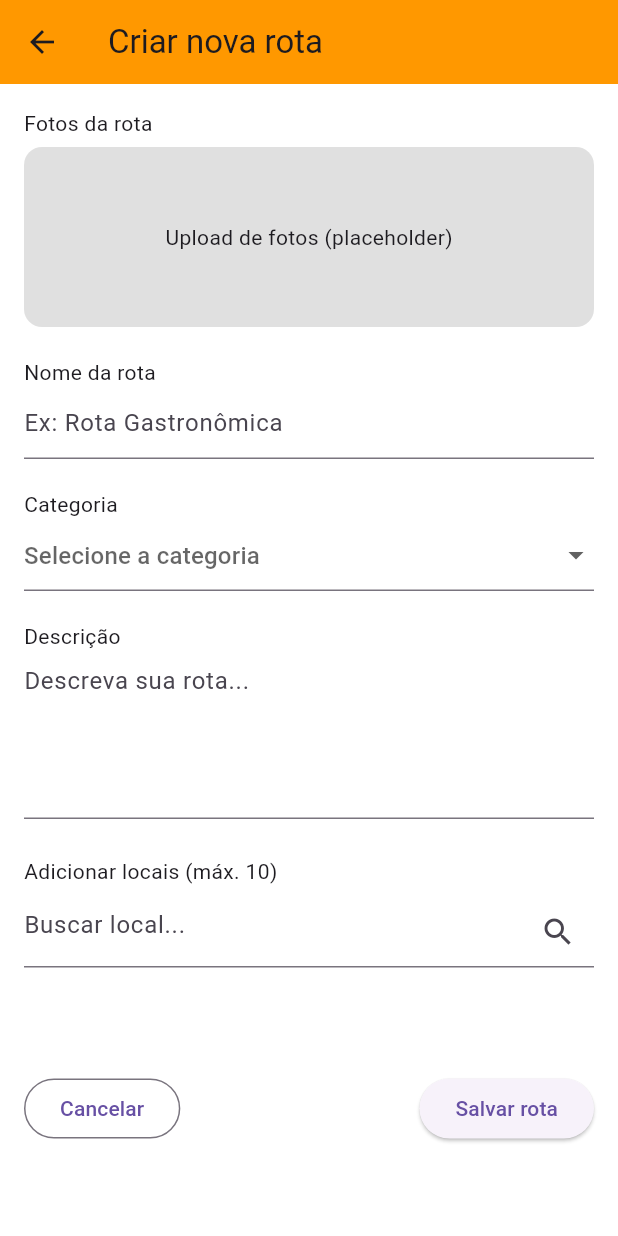
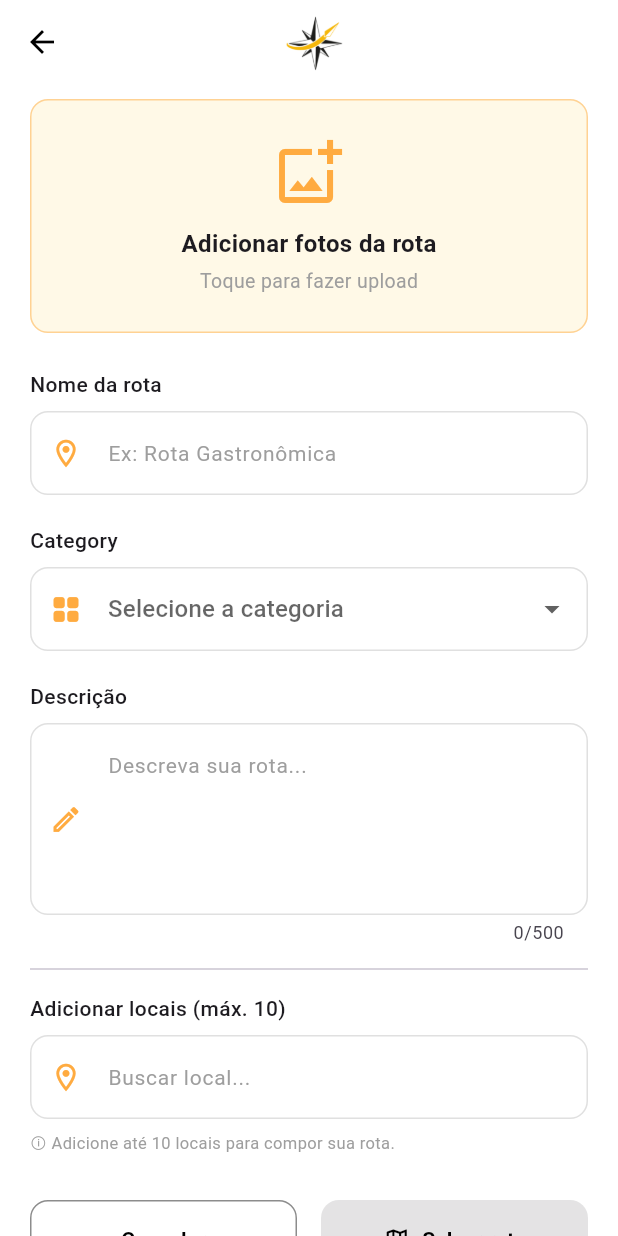
Before and after one commit to jeansprogrammer/bora-ne-mobile, a Flutter app: the NewRoutePage screen opened directly, on a phone screen of 412 x 824 dp. Run offline on Flutter 3.47's test engine with Material 3 defaults, Android fonts, the phone set to English and light mode, and no system bars; our stand-ins replace cloud_firestore, firebase_core, flutter_map, font_awesome_flutter, latlong2; accounts and stored records are empty; Roboto replaces fonts that are missing (Poppins).

```diff
--- a/lib/models/route_creation_model.dart
+++ b/lib/models/route_creation_model.dart
@@ -1,27 +1,44 @@
-import 'package:latlong2/latlong.dart';
+class PlaceModel {
+  final String name;
+  final double lat;
+  final double lon;
+
+  PlaceModel({required this.name, required this.lat, required this.lon});
+
+  Map<String, dynamic> toMap() => {
+    'name': name,
+    'lat': lat,
+    'lon': lon,
+  };
+
+  factory PlaceModel.fromMap(Map<String, dynamic> map) => PlaceModel(
+    name: map['name'],
+    lat: map['lat'],
+    lon: map['lon'],
+  );
+}
 
 class RouteCreationModel {
   String name;
   String category;
   String description;
-  List<String> photos;
+  String imageUrl;
   List<PlaceModel> places;
 
   RouteCreationModel({
-    this.name = "",
-    this.category = "",
-    this.description = "",
-    this.photos = const [],
-    this.places = const [],
-  });
+    this.name = '',
+    this.category = '',
+    this.description = '',
+    this.imageUrl = '',
+    List<PlaceModel>? places,
+  }) : places = places ?? [];
+
+  Map<String, dynamic> toMap() => {
+    'name': name,
+    'category': category,
+    'description': description,
+    'imageUrl': imageUrl,
+    'places': places.map((p) => p.toMap()).toList(),
+    'createdAt': DateTime.now(),
+  };
 }
-
-class PlaceModel {
-  String name;
-  LatLng position;
-
-  PlaceModel({
-    required this.name,
-    required this.position,
-  });
-}
--- a/lib/view/pages/new_route_page.dart
+++ b/lib/view/pages/new_route_page.dart
@@ -1,7 +1,6 @@
 import 'package:flutter/material.dart';
 import 'package:provider/provider.dart';
 import '../../../controllers/route_creation_controller.dart';
-import '../../../models/route_creation_model.dart';
 
 class NewRoutePage extends StatefulWidget {
   const NewRoutePage({super.key});
@@ -14,173 +13,190 @@ class _NewRoutePageState extends State<NewRoutePage> {
   final TextEditingController _searchController = TextEditingController();
   List<Map<String, dynamic>> searchResults = [];
 
+  // Estilo padrão para os campos de entrada conforme a imagem
+  InputDecoration _inputStyle(String hint, IconData icon) {
+    return InputDecoration(
+      hintText: hint,
+      hintStyle: const TextStyle(color: Colors.grey, fontSize: 14),
+      prefixIcon: Icon(icon, color: Colors.orangeAccent, size: 22),
+      filled: true,
+      fillColor: Colors.white,
+      contentPadding: const EdgeInsets.symmetric(vertical: 16, horizontal: 12),
+      border: OutlineInputBorder(
+        borderRadius: BorderRadius.circular(12),
+        borderSide: const BorderSide(color: Colors.grey, width: 0.5),
+      ),
+      enabledBorder: OutlineInputBorder(
+        borderRadius: BorderRadius.circular(12),
+        borderSide: const BorderSide(color: Colors.black12, width: 1),
+      ),
+    );
+  }
+
   @override
   Widget build(BuildContext context) {
     final controller = Provider.of<RouteCreationController>(context);
 
     return Scaffold(
+      backgroundColor: Colors.white,
       appBar: AppBar(
-        title: const Text("Criar nova rota"),
-        backgroundColor: Colors.orange,
+        backgroundColor: Colors.white,
+        elevation: 0,
+        leading: IconButton(
+          icon: const Icon(Icons.arrow_back, color: Colors.black),
+          onPressed: () => Navigator.pop(context),
+        ),
+        title: Center(
+          child: Image.asset('assets/images/logo_bora_ne.png', height: 40), // Substitua pelo seu asset de logo
+        ),
+        actions: [const SizedBox(width: 48)], // Para centralizar a logo
       ),
       body: SingleChildScrollView(
-        padding: const EdgeInsets.all(16),
+        padding: const EdgeInsets.symmetric(horizontal: 20),
         child: Column(
           crossAxisAlignment: CrossAxisAlignment.start,
           children: [
-            // Fotos
-            const Text("Fotos da rota"),
-            const SizedBox(height: 6),
+            const SizedBox(height: 10),
+            // ÁREA DE UPLOAD DE FOTOS
             Container(
-              height: 120,
+              width: double.infinity,
+              padding: const EdgeInsets.all(24),
               decoration: BoxDecoration(
-                color: Colors.grey[300],
+                color: const Color(0xFFFFF9E7),
                 borderRadius: BorderRadius.circular(12),
+                border: Border.all(color: Colors.orangeAccent.withOpacity(0.5), style: BorderStyle.solid),
               ),
-              child: const Center(
-                child: Text("Upload de fotos (placeholder)"),
+              child: Column(
+                children: [
+                  const Icon(Icons.add_photo_alternate_outlined, size: 48, color: Colors.orangeAccent),
+                  const SizedBox(height: 12),
+                  const Text("Adicionar fotos da rota", style: TextStyle(fontWeight: FontWeight.bold, fontSize: 16)),
+                  const SizedBox(height: 4),
+                  const Text("Toque para fazer upload", style: TextStyle(color: Colors.grey, fontSize: 13)),
+                ],
               ),
             ),
+            const SizedBox(height: 24),
 
+            // NOME DA ROTA
+            const Text("Nome da rota", style: TextStyle(fontWeight: FontWeight.w500)),
+            const SizedBox(height: 8),
+            TextField(
+              onChanged: controller.setName,
+              decoration: _inputStyle("Ex: Rota Gastronômica", Icons.location_on_outlined),
+            ),
             const SizedBox(height: 20),
 
-            // Nome
-            const Text("Nome da rota"),
-            TextField(
-              onChanged: controller.setName,
-              decoration: const InputDecoration(
-                hintText: "Ex: Rota Gastronômica",
-              ),
+            // CATEGORIA
+            const Text("Category", style: TextStyle(fontWeight: FontWeight.w500)),
+            const SizedBox(height: 8),
+            DropdownButtonFormField<String>(
+              decoration: _inputStyle("Selecione a categoria", Icons.grid_view_rounded),
+              icon: const Icon(Icons.arrow_drop_down),
+              items: ["Religioso", "Lazer", "Gastronomia", "Aventura"]
+                  .map((c) => DropdownMenuItem(value: c, child: Text(c))).toList(),
+              onChanged: (v) => controller.setCategory(v!),
             ),
-
             const SizedBox(height: 20),
 
-            // Categoria
-            const Text("Categoria"),
-            DropdownButtonFormField<String>(
-              value: controller.newRoute.category.isEmpty
-                  ? null
-                  : controller.newRoute.category,
-              items: const [
-                DropdownMenuItem(value: "Religioso", child: Text("Religioso")),
-                DropdownMenuItem(value: "Gastronômico", child: Text("Gastronômico")),
-                DropdownMenuItem(value: "Histórico", child: Text("Histórico")),
-                DropdownMenuItem(value: "Aventura", child: Text("Aventura")),
-              ],
-              onChanged: (value) => controller.setCategory(value!),
-              decoration: const InputDecoration(hintText: "Selecione a categoria"),
-            ),
-
-            const SizedBox(height: 20),
-
-            // Descrição
-            const Text("Descrição"),
+            // DESCRIÇÃO
+            const Text("Descrição", style: TextStyle(fontWeight: FontWeight.w500)),
+            const SizedBox(height: 8),
             TextField(
               onChanged: controller.setDescription,
               maxLines: 4,
-              decoration: const InputDecoration(
-                hintText: "Descreva sua rota...",
-              ),
+              maxLength: 500,
+              decoration: _inputStyle("Descreva sua rota...", Icons.edit_outlined),
             ),
 
-            const SizedBox(height: 25),
+            const Divider(height: 32),
 
-            // Buscar local
-            const Text("Adicionar locais (máx. 10)"),
-            const SizedBox(height: 6),
-
+            // BUSCAR LOCAL
+            const Text("Adicionar locais (máx. 10)", style: TextStyle(fontWeight: FontWeight.w500)),
+            const SizedBox(height: 8),
             TextField(
               controller: _searchController,
-              decoration: InputDecoration(
-                hintText: "Buscar local...",
-                suffixIcon: IconButton(
-                  icon: const Icon(Icons.search),
-                  onPressed: () async {
-                    final results = await controller.searchPlace(_searchController.text);
-                    setState(() => searchResults = results);
-                  },
+              decoration: _inputStyle("Buscar local...", Icons.location_on_outlined),
+              onChanged: (val) {
+                // Simulação de busca para preencher a lista
+                if (val.length > 2) {
+                  setState(() {
+                    searchResults = [
+                      {"name": "Pelourinho, Salvador", "lat": -12.97, "lon": -38.51},
+                      {"name": "Marco Zero, Recife", "lat": -8.06, "lon": -34.87},
+                    ];
+                  });
+                }
+              },
+            ),
+            const SizedBox(height: 8),
+            const Text("ⓘ Adicione até 10 locais para compor sua rota.",
+              style: TextStyle(color: Colors.grey, fontSize: 11)),
+
+            // RESULTADOS DA BUSCA (Aparecem flutuando ou abaixo)
+            if (searchResults.isNotEmpty)
+              Container(
+                decoration: BoxDecoration(color: Colors.white, borderRadius: BorderRadius.circular(8), boxShadow: [const BoxShadow(blurRadius: 4, color: Colors.black12)]),
+                child: Column(
+                  children: searchResults.map((place) => ListTile(
+                    title: Text(place["name"]),
+                    onTap: () {
+                      controller.addPlace(place["name"], place["lat"], place["lon"]);
+                      _searchController.clear();
+                      setState(() => searchResults = []);
+                    },
+                  )).toList(),
                 ),
               ),
-            ),
 
-            const SizedBox(height: 10),
+            // LISTA DE ITINERÁRIO (Locais já adicionados)
+            ...controller.newRoute.places.asMap().entries.map((entry) => Card(
+              margin: const EdgeInsets.only(top: 10),
+              child: ListTile(
+                leading: const Icon(Icons.drag_indicator, color: Colors.grey),
+                title: Text(entry.value.name),
+                trailing: IconButton(
+                  icon: const Icon(Icons.close, color: Colors.red, size: 20),
+                  onPressed: () => controller.removePlace(entry.key),
+                ),
+              ),
+            )),
 
-            // Lista de resultados
-            ...searchResults.map((place) {
-              return ListTile(
-                title: Text(place["name"]),
-                trailing: controller.canAddMorePlaces
-                    ? const Icon(Icons.add)
-                    : const Icon(Icons.block, color: Colors.red),
-                onTap: () {
-                  if (!controller.canAddMorePlaces) return;
+            const SizedBox(height: 30),
 
-                  controller.addPlace(
-                    PlaceModel(
-                      name: place["name"],
-                      position: controller.geoapify.convertToLatLng(
-                        place["lat"],
-                        place["lon"],
-                      ),
+            // BOTÕES DE AÇÃO (CANCELAR / SALVAR)
+            Row(
+              children: [
+                Expanded(
+                  child: OutlinedButton(
+                    onPressed: () => Navigator.pop(context),
+                    style: OutlinedButton.styleFrom(
+                      padding: const EdgeInsets.symmetric(vertical: 16),
+                      shape: RoundedRectangleBorder(borderRadius: BorderRadius.circular(12)),
+                      side: const BorderSide(color: Colors.black45),
                     ),
-                  );
-
-                  _searchController.clear();
-                  setState(() => searchResults.clear());
-                },
-              );
-            }),
-
-            const SizedBox(height: 20),
-
-            // Locais adicionados
-            if (controller.newRoute.places.isNotEmpty)
-              Column(
-                crossAxisAlignment: CrossAxisAlignment.start,
-                children: [
-                  const Text("Locais adicionados:"),
-                  const SizedBox(height: 10),
-
-                  ...controller.newRoute.places.asMap().entries.map(
-                    (entry) {
-                      final index = entry.key;
-                      final place = entry.value;
-
-                      return Card(
-                        child: ListTile(
-                          title: Text(place.name),
-                          subtitle: Text(
-                              "Lat: ${place.position.latitude}, Lon: ${place.position.longitude}"),
-                          trailing: IconButton(
-                            icon: const Icon(Icons.delete, color: Colors.red),
-                            onPressed: () => controller.removePlace(index),
-                          ),
-                        ),
-                      );
+                    child: const Text("Cancelar", style: TextStyle(color: Colors.black, fontWeight: FontWeight.bold)),
+                  ),
+                ),
+                const SizedBox(width: 16),
+                Expanded(
+                  child: ElevatedButton.icon(
+                    icon: const Icon(Icons.map_outlined, color: Colors.black),
+                    label: const Text("Salvar rota", style: TextStyle(color: Colors.black, fontWeight: FontWeight.bold)),
+                    onPressed: (controller.isSaving || !controller.isValid) ? null : () async {
+                      if (await controller.saveRoute()) Navigator.pop(context);
                     },
+                    style: ElevatedButton.styleFrom(
+                      backgroundColor: Colors.orangeAccent,
+                      padding: const EdgeInsets.symmetric(vertical: 16),
+                      shape: RoundedRectangleBorder(borderRadius: BorderRadius.circular(12)),
+                      elevation: 0,
+                    ),
                   ),
-                ],
-              ),
-
-            const SizedBox(height: 40),
-
-            // Botões finais
-            Row(
-              mainAxisAlignment: MainAxisAlignment.spaceBetween,
-              children: [
-                OutlinedButton(
-                  onPressed: () => Navigator.pop(context),
-                  child: const Text("Cancelar"),
-                ),
-                ElevatedButton(
-                  onPressed: () {
-                    controller.saveRoute();
-                    Navigator.pop(context);
-                  },
-                  child: const Text("Salvar rota"),
                 ),
               ],
             ),
+            const SizedBox(height: 80), // Espaço para a BottomNavigationBar
           ],
         ),
       ),
```
Also changed, not shown: lib/controllers/route_creation_controller.dart (+33 -31 lines), lib/main.dart (+0 -29 lines), lib/view/pages/login_page.dart (+8 -3 lines), lib/view/widgets/new_route_page.dart (deleted, +0 -188 lines), pubspec.yaml (+4 -5 lines), pubspec.lock, 2 other files.
